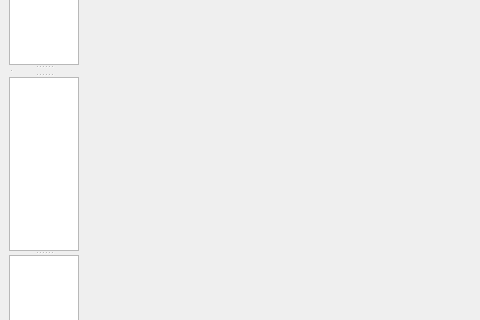
Old version of the form easyftp.ui in the repository atomicron/EasyFTP; both pictures show x 0 to 480 and y 139 to 459 of the 800 by 600 pixel window.
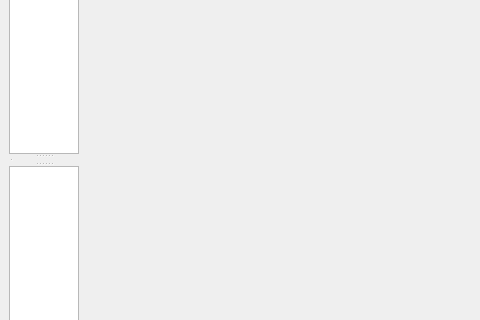
New version of the form.

What changed in the file:
```diff
--- a/easyftp.ui
+++ b/easyftp.ui
@@ -112,7 +112,6 @@
         </widget>
        </widget>
       </widget>
-      <widget class="QTextEdit" name="aqueue"/>
       <widget class="QTableWidget" name="queue"/>
      </widget>
     </item>
```
